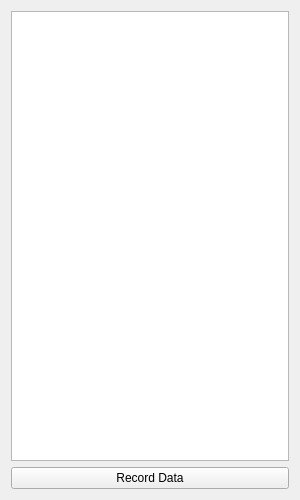
The window that cyplam_data/resources/record.ui (openlmd/cyplam) describes before a commit, drawn with Qt 5.
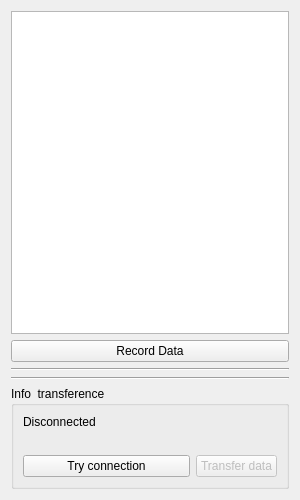
The same window after the commit.

```diff
--- a/cyplam_data/resources/record.ui
+++ b/cyplam_data/resources/record.ui
@@ -13,8 +13,11 @@
   <property name="windowTitle">
    <string>Form</string>
   </property>
-  <layout class="QGridLayout" name="gridLayout">
-   <item row="2" column="0">
+  <layout class="QVBoxLayout" name="verticalLayout_2">
+   <item>
+    <widget class="QTextEdit" name="txtOutput"/>
+   </item>
+   <item>
     <widget class="QPushButton" name="btnRecord">
      <property name="minimumSize">
       <size>
@@ -44,8 +47,65 @@
      </property>
     </widget>
    </item>
-   <item row="1" column="0">
-    <widget class="QTextEdit" name="txtOutput"/>
+   <item>
+    <widget class="Line" name="line">
+     <property name="orientation">
+      <enum>Qt::Horizontal</enum>
+     </property>
+    </widget>
+   </item>
+   <item>
+    <widget class="Line" name="line_2">
+     <property name="orientation">
+      <enum>Qt::Horizontal</enum>
+     </property>
+    </widget>
+   </item>
+   <item>
+    <widget class="QGroupBox" name="gridGroupBox">
+     <property name="title">
+      <string>Info  transference</string>
+     </property>
+     <layout class="QGridLayout" name="gridLayout">
+      <item row="1" column="0">
+       <widget class="QLabel" name="lbTransfer">
+        <property name="text">
+         <string/>
+        </property>
+       </widget>
+      </item>
+      <item row="0" column="0">
+       <widget class="QLabel" name="lbState">
+        <property name="text">
+         <string>Disconnected</string>
+        </property>
+       </widget>
+      </item>
+      <item row="2" column="2">
+       <widget class="QPushButton" name="btnTransfer">
+        <property name="enabled">
+         <bool>false</bool>
+        </property>
+        <property name="text">
+         <string>Transfer data</string>
+        </property>
+        <property name="default">
+         <bool>false</bool>
+        </property>
+        <property name="flat">
+         <bool>false</bool>
+        </property>
+       </widget>
+      </item>
+      <item row="2" column="0" colspan="2">
+       <widget class="QPushButton" name="btnConnect">
+        <property name="text">
+         <string>Try connection</string>
+        </property>
+       </widget>
+      </item>
+     </layout>
+    </widget>
    </item>
   </layout>
  </widget>
```
